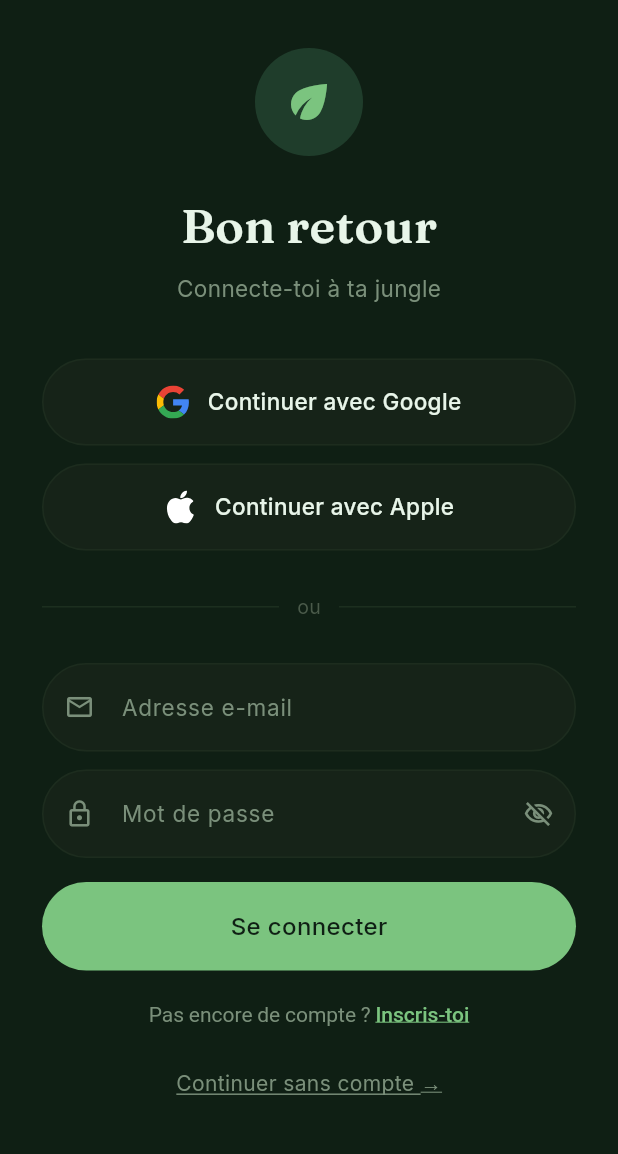
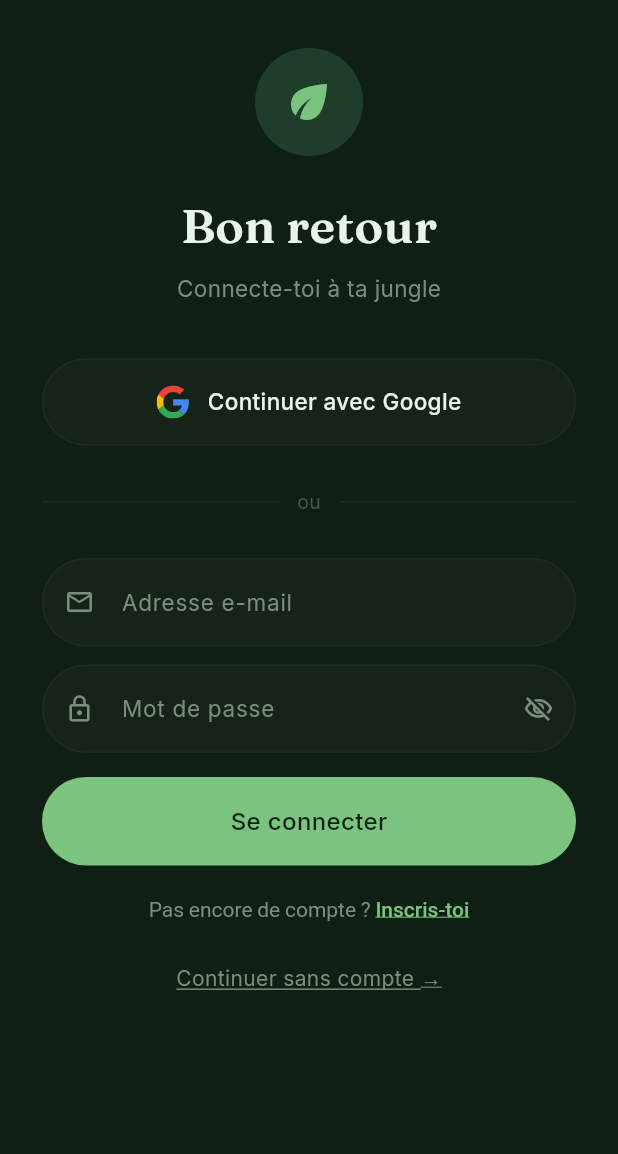
Before and after one commit to yonitrulymasini-gif/TerrariumApp, a Flutter app: the screen it shows after launch, after a tap on "Passer", on a phone screen of 412 x 824 dp, the part 54-1208 px from its top. Run offline on Flutter 3.47's test engine with Material 3 defaults, Android fonts, the phone set to English and light mode, and no system bars; our stand-ins replace app_links, cloud_firestore, firebase_auth, firebase_core, firebase_messaging, flutter_svg and 3 more; missing offline and left inert: mobile_scanner; accounts and stored records are empty; network calls fail.

Commit message:
Masquer le bouton Apple Sign-In en sideload
Sign in with Apple nécessite un entitlement réservé aux comptes Apple
Developer payants, indisponible avec un Apple ID gratuit (Sideloadly/
AltStore). Le bouton est masqué via le flag kAppleSignInEnabled (false),
à repasser à true si un compte payant est utilisé un jour.

Co-Authored-By: Claude Opus 4.8 <noreply@anthropic.com>

```diff
--- a/lib/screens/login_screen.dart
+++ b/lib/screens/login_screen.dart
@@ -8,6 +8,11 @@ import '../utils/fade_route.dart';
 import 'main_shell.dart';
 import 'onboarding_screen.dart';
 import 'register_screen.dart';
+
+// "Se connecter avec Apple" exige l'entitlement Sign in with Apple, réservé aux
+// comptes Apple Developer payants. Indisponible en sideload (Sideloadly/AltStore
+// + Apple ID gratuit). Passer à true si un jour on a un compte payant.
+const bool kAppleSignInEnabled = false;
 
 class LoginScreen extends StatefulWidget {
   const LoginScreen({super.key});
@@ -126,10 +131,12 @@ class _LoginScreenState extends State<LoginScreen> {
 
                 _SocialButton(onTap: _signInGoogle, loading: _loadingGoogle,
                     logo: const _GoogleLogo(), label: 'Continuer avec Google'),
-                const SizedBox(height: 12),
-                _SocialButton(onTap: _signInApple, loading: _loadingApple,
-                    logo: const _AppleLogo(),
-                    label: 'Continuer avec Apple'),
+                if (kAppleSignInEnabled) ...[
+                  const SizedBox(height: 12),
+                  _SocialButton(onTap: _signInApple, loading: _loadingApple,
+                      logo: const _AppleLogo(),
+                      label: 'Continuer avec Apple'),
+                ],
                 const SizedBox(height: 28),
 
                 Row(children: [
```
